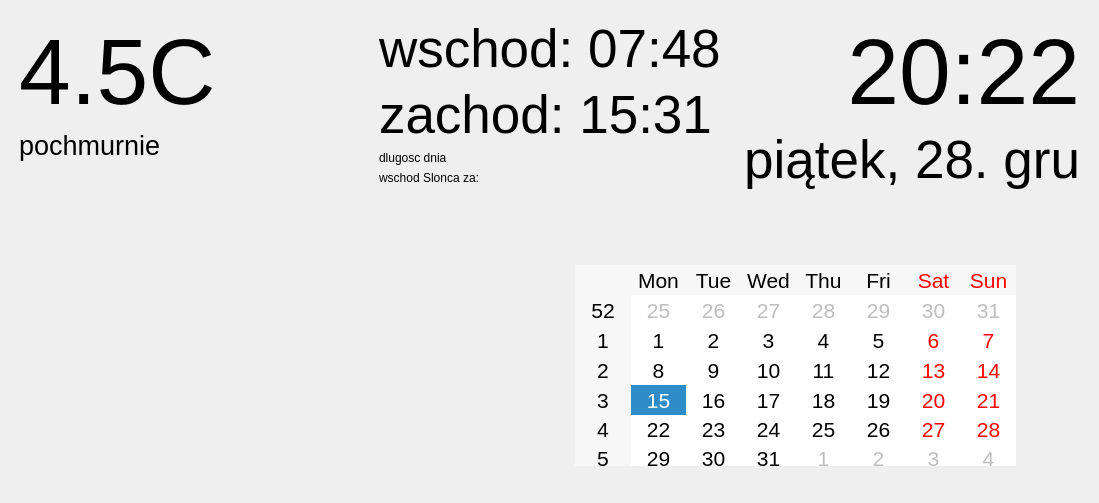
First picture: the form in mirror.ui, repository kermit297/mirror, before the edit.
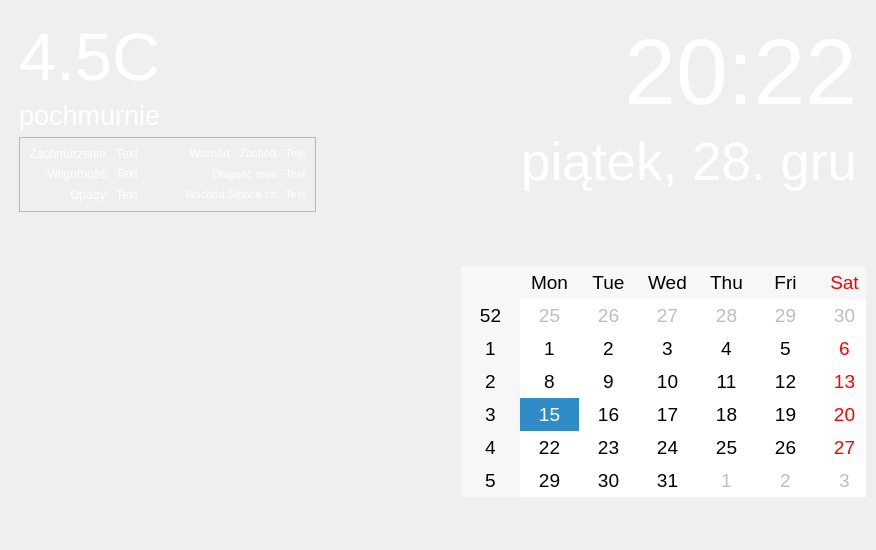
Second picture: the form after the edit.

Commit message: matplotlib plotting alpha ver6

```diff
--- a/mirror.ui
+++ b/mirror.ui
@@ -6,17 +6,17 @@
    <rect>
     <x>0</x>
     <y>0</y>
-    <width>1099</width>
-    <height>503</height>
+    <width>876</width>
+    <height>550</height>
    </rect>
   </property>
   <property name="windowTitle">
    <string>Form</string>
   </property>
+  <property name="styleSheet">
+   <string notr="true"/>
+  </property>
   <layout class="QVBoxLayout" name="verticalLayout">
-   <property name="spacing">
-    <number>5</number>
-   </property>
    <property name="leftMargin">
     <number>5</number>
    </property>
@@ -78,11 +78,14 @@
           <widget class="QLabel" name="label_temp">
            <property name="font">
             <font>
-             <pointsize>70</pointsize>
+             <pointsize>50</pointsize>
             </font>
            </property>
            <property name="text">
-            <string>4.5C</string>
+            <string>&lt;html&gt;&lt;head/&gt;&lt;body&gt;&lt;p&gt;&lt;span style=&quot; color:#ffffff;&quot;&gt;4.5C&lt;/span&gt;&lt;/p&gt;&lt;/body&gt;&lt;/html&gt;</string>
+           </property>
+           <property name="textFormat">
+            <enum>Qt::RichText</enum>
            </property>
            <property name="alignment">
             <set>Qt::AlignLeading|Qt::AlignLeft|Qt::AlignTop</set>
@@ -97,13 +100,188 @@
             </font>
            </property>
            <property name="text">
-            <string>pochmurnie</string>
+            <string>&lt;html&gt;&lt;head/&gt;&lt;body&gt;&lt;p&gt;&lt;span style=&quot; color:#ffffff;&quot;&gt;pochmurnie&lt;/span&gt;&lt;/p&gt;&lt;/body&gt;&lt;/html&gt;</string>
            </property>
            <property name="alignment">
             <set>Qt::AlignLeading|Qt::AlignLeft|Qt::AlignTop</set>
            </property>
           </widget>
          </item>
+         <item>
+          <widget class="QFrame" name="frame">
+           <property name="frameShape">
+            <enum>QFrame::StyledPanel</enum>
+           </property>
+           <property name="frameShadow">
+            <enum>QFrame::Raised</enum>
+           </property>
+           <layout class="QGridLayout" name="gridLayout">
+            <item row="1" column="3">
+             <widget class="QLabel" name="label_1">
+              <property name="font">
+               <font>
+                <pointsize>8</pointsize>
+               </font>
+              </property>
+              <property name="text">
+               <string>&lt;html&gt;&lt;head/&gt;&lt;body&gt;&lt;p&gt;&lt;span style=&quot; color:#ffffff;&quot;&gt;Długość dnia:&lt;/span&gt;&lt;/p&gt;&lt;/body&gt;&lt;/html&gt;</string>
+              </property>
+              <property name="alignment">
+               <set>Qt::AlignRight|Qt::AlignTrailing|Qt::AlignVCenter</set>
+              </property>
+             </widget>
+            </item>
+            <item row="0" column="3">
+             <widget class="QLabel" name="label_2">
+              <property name="font">
+               <font>
+                <pointsize>8</pointsize>
+               </font>
+              </property>
+              <property name="text">
+               <string>&lt;html&gt;&lt;head/&gt;&lt;body&gt;&lt;p&gt;&lt;span style=&quot; color:#ffffff;&quot;&gt;Wschód - Zachód:&lt;/span&gt;&lt;/p&gt;&lt;/body&gt;&lt;/html&gt;</string>
+              </property>
+              <property name="alignment">
+               <set>Qt::AlignRight|Qt::AlignTrailing|Qt::AlignVCenter</set>
+              </property>
+             </widget>
+            </item>
+            <item row="2" column="4">
+             <widget class="QLabel" name="label_time_to_value">
+              <property name="font">
+               <font>
+                <pointsize>8</pointsize>
+               </font>
+              </property>
+              <property name="text">
+               <string>&lt;html&gt;&lt;head/&gt;&lt;body&gt;&lt;p&gt;&lt;span style=&quot; color:#ffffff;&quot;&gt;Text&lt;/span&gt;&lt;/p&gt;&lt;/body&gt;&lt;/html&gt;</string>
+              </property>
+              <property name="alignment">
+               <set>Qt::AlignCenter</set>
+              </property>
+             </widget>
+            </item>
+            <item row="0" column="4">
+             <widget class="QLabel" name="label_sunrise">
+              <property name="font">
+               <font>
+                <pointsize>8</pointsize>
+               </font>
+              </property>
+              <property name="text">
+               <string>&lt;html&gt;&lt;head/&gt;&lt;body&gt;&lt;p&gt;&lt;span style=&quot; color:#ffffff;&quot;&gt;Text&lt;/span&gt;&lt;/p&gt;&lt;/body&gt;&lt;/html&gt;</string>
+              </property>
+              <property name="alignment">
+               <set>Qt::AlignCenter</set>
+              </property>
+             </widget>
+            </item>
+            <item row="2" column="3">
+             <widget class="QLabel" name="label_time_to">
+              <property name="font">
+               <font>
+                <pointsize>8</pointsize>
+               </font>
+              </property>
+              <property name="text">
+               <string>&lt;html&gt;&lt;head/&gt;&lt;body&gt;&lt;p&gt;&lt;span style=&quot; color:#ffffff;&quot;&gt;Wschód Słońca za:&lt;/span&gt;&lt;/p&gt;&lt;/body&gt;&lt;/html&gt;</string>
+              </property>
+              <property name="alignment">
+               <set>Qt::AlignRight|Qt::AlignTrailing|Qt::AlignVCenter</set>
+              </property>
+             </widget>
+            </item>
+            <item row="1" column="0">
+             <widget class="QLabel" name="label_5">
+              <property name="text">
+               <string>&lt;html&gt;&lt;head/&gt;&lt;body&gt;&lt;p&gt;&lt;span style=&quot; color:#ffffff;&quot;&gt;Wilgotność:&lt;/span&gt;&lt;/p&gt;&lt;/body&gt;&lt;/html&gt;</string>
+              </property>
+              <property name="alignment">
+               <set>Qt::AlignRight|Qt::AlignTrailing|Qt::AlignVCenter</set>
+              </property>
+             </widget>
+            </item>
+            <item row="0" column="0">
+             <widget class="QLabel" name="label_4">
+              <property name="text">
+               <string>&lt;html&gt;&lt;head/&gt;&lt;body&gt;&lt;p&gt;&lt;span style=&quot; color:#ffffff;&quot;&gt;Zachmurzenie:&lt;/span&gt;&lt;/p&gt;&lt;/body&gt;&lt;/html&gt;</string>
+              </property>
+              <property name="alignment">
+               <set>Qt::AlignRight|Qt::AlignTrailing|Qt::AlignVCenter</set>
+              </property>
+             </widget>
+            </item>
+            <item row="1" column="4">
+             <widget class="QLabel" name="label_day_len">
+              <property name="font">
+               <font>
+                <pointsize>8</pointsize>
+               </font>
+              </property>
+              <property name="text">
+               <string>&lt;html&gt;&lt;head/&gt;&lt;body&gt;&lt;p&gt;&lt;span style=&quot; color:#ffffff;&quot;&gt;Text&lt;/span&gt;&lt;/p&gt;&lt;/body&gt;&lt;/html&gt;</string>
+              </property>
+              <property name="alignment">
+               <set>Qt::AlignCenter</set>
+              </property>
+             </widget>
+            </item>
+            <item row="2" column="0">
+             <widget class="QLabel" name="label_3">
+              <property name="text">
+               <string>&lt;html&gt;&lt;head/&gt;&lt;body&gt;&lt;p&gt;&lt;span style=&quot; color:#ffffff;&quot;&gt;Opady:&lt;/span&gt;&lt;/p&gt;&lt;/body&gt;&lt;/html&gt;</string>
+              </property>
+              <property name="alignment">
+               <set>Qt::AlignRight|Qt::AlignTrailing|Qt::AlignVCenter</set>
+              </property>
+             </widget>
+            </item>
+            <item row="0" column="1">
+             <widget class="QLabel" name="label_cloud">
+              <property name="text">
+               <string>&lt;html&gt;&lt;head/&gt;&lt;body&gt;&lt;p&gt;&lt;span style=&quot; color:#ffffff;&quot;&gt;Text&lt;/span&gt;&lt;/p&gt;&lt;/body&gt;&lt;/html&gt;</string>
+              </property>
+              <property name="alignment">
+               <set>Qt::AlignRight|Qt::AlignTrailing|Qt::AlignVCenter</set>
+              </property>
+             </widget>
+            </item>
+            <item row="1" column="1">
+             <widget class="QLabel" name="label_humidity">
+              <property name="text">
+               <string>&lt;html&gt;&lt;head/&gt;&lt;body&gt;&lt;p&gt;&lt;span style=&quot; color:#ffffff;&quot;&gt;Text&lt;/span&gt;&lt;/p&gt;&lt;/body&gt;&lt;/html&gt;</string>
+              </property>
+              <property name="alignment">
+               <set>Qt::AlignRight|Qt::AlignTrailing|Qt::AlignVCenter</set>
+              </property>
+             </widget>
+            </item>
+            <item row="2" column="1">
+             <widget class="QLabel" name="label_precip">
+              <property name="text">
+               <string>&lt;html&gt;&lt;head/&gt;&lt;body&gt;&lt;p&gt;&lt;span style=&quot; color:#ffffff;&quot;&gt;Text&lt;/span&gt;&lt;/p&gt;&lt;/body&gt;&lt;/html&gt;</string>
+              </property>
+              <property name="alignment">
+               <set>Qt::AlignRight|Qt::AlignTrailing|Qt::AlignVCenter</set>
+              </property>
+             </widget>
+            </item>
+            <item row="1" column="2">
+             <spacer name="horizontalSpacer">
+              <property name="orientation">
+               <enum>Qt::Horizontal</enum>
+              </property>
+              <property name="sizeHint" stdset="0">
+               <size>
+                <width>40</width>
+                <height>20</height>
+               </size>
+              </property>
+             </spacer>
+            </item>
+           </layout>
+          </widget>
+         </item>
         </layout>
        </widget>
       </item>
@@ -116,49 +294,18 @@
          <enum>QFrame::Raised</enum>
         </property>
         <layout class="QFormLayout" name="formLayout">
-         <item row="0" column="0">
-          <widget class="QLabel" name="label_sunrise">
-           <property name="font">
-            <font>
-             <pointsize>40</pointsize>
-            </font>
+         <item row="2" column="1">
+          <spacer name="horizontalSpacer_2">
+           <property name="orientation">
+            <enum>Qt::Horizontal</enum>
            </property>
-           <property name="text">
-            <string>wschod: 07:48</string>
+           <property name="sizeHint" stdset="0">
+            <size>
+             <width>40</width>
+             <height>20</height>
+            </size>
            </property>
-           <property name="alignment">
-            <set>Qt::AlignLeading|Qt::AlignLeft|Qt::AlignTop</set>
-           </property>
-          </widget>
-         </item>
-         <item row="1" column="0">
-          <widget class="QLabel" name="label_sunset">
-           <property name="font">
-            <font>
-             <pointsize>40</pointsize>
-            </font>
-           </property>
-           <property name="text">
-            <string>zachod: 15:31</string>
-           </property>
-           <property name="alignment">
-            <set>Qt::AlignLeading|Qt::AlignLeft|Qt::AlignTop</set>
-           </property>
-          </widget>
-         </item>
-         <item row="2" column="0">
-          <widget class="QLabel" name="label_day_len">
-           <property name="text">
-            <string>dlugosc dnia</string>
-           </property>
-          </widget>
-         </item>
-         <item row="3" column="0">
-          <widget class="QLabel" name="label_time_to_sunrise">
-           <property name="text">
-            <string>wschod Slonca za:</string>
-           </property>
-          </widget>
+          </spacer>
          </item>
         </layout>
        </widget>
@@ -180,7 +327,7 @@
             </font>
            </property>
            <property name="text">
-            <string>20:22</string>
+            <string>&lt;html&gt;&lt;head/&gt;&lt;body&gt;&lt;p&gt;&lt;span style=&quot; color:#ffffff;&quot;&gt;20:22&lt;/span&gt;&lt;/p&gt;&lt;/body&gt;&lt;/html&gt;</string>
            </property>
            <property name="alignment">
             <set>Qt::AlignRight|Qt::AlignTop|Qt::AlignTrailing</set>
@@ -195,7 +342,7 @@
             </font>
            </property>
            <property name="text">
-            <string>piątek, 28. gru</string>
+            <string>&lt;html&gt;&lt;head/&gt;&lt;body&gt;&lt;p&gt;&lt;span style=&quot; color:#ffffff;&quot;&gt;piątek, 28. gru&lt;/span&gt;&lt;/p&gt;&lt;/body&gt;&lt;/html&gt;</string>
            </property>
            <property name="alignment">
             <set>Qt::AlignRight|Qt::AlignTop|Qt::AlignTrailing</set>
@@ -210,6 +357,18 @@
    </item>
    <item>
     <widget class="QFrame" name="frame_bottom">
+     <property name="minimumSize">
+      <size>
+       <width>0</width>
+       <height>250</height>
+      </size>
+     </property>
+     <property name="maximumSize">
+      <size>
+       <width>16777215</width>
+       <height>16777215</height>
+      </size>
+     </property>
      <property name="frameShape">
       <enum>QFrame::NoFrame</enum>
      </property>
@@ -253,15 +412,15 @@
         <widget class="QCalendarWidget" name="calendarWidget">
          <property name="geometry">
           <rect>
-           <x>23</x>
+           <x>20</x>
            <y>30</y>
-           <width>441</width>
-           <height>201</height>
+           <width>471</width>
+           <height>231</height>
           </rect>
          </property>
          <property name="font">
           <font>
-           <pointsize>16</pointsize>
+           <pointsize>14</pointsize>
           </font>
          </property>
          <property name="selectionMode">
```
The commit also changes 2 other files.
